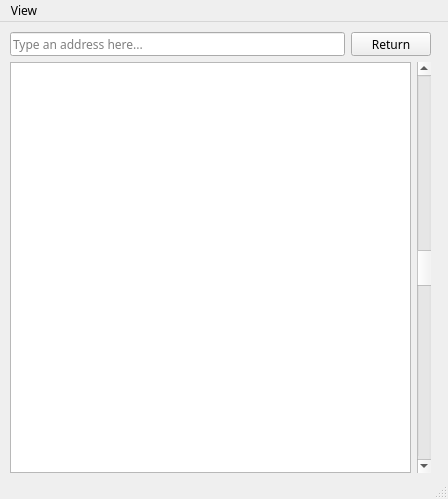
Old version of the form cmainwindow.ui in the repository kvakazabra/memObserver.
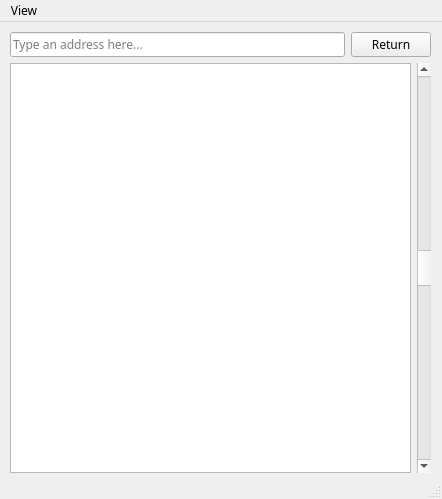
New version of the form.

Commit message: Add exit action in menu, change UI a bit

Diff of the .ui file:
```diff
--- a/cmainwindow.ui
+++ b/cmainwindow.ui
@@ -9,7 +9,7 @@
    <rect>
     <x>0</x>
     <y>0</y>
-    <width>448</width>
+    <width>442</width>
     <height>499</height>
    </rect>
   </property>
@@ -22,15 +22,35 @@
    <string>CMainWindow</string>
   </property>
   <widget class="QWidget" name="centralwidget">
-   <widget class="QWidget" name="layoutWidget">
+   <widget class="QWidget" name="">
     <property name="geometry">
      <rect>
       <x>10</x>
-      <y>40</y>
+      <y>10</y>
       <width>421</width>
-      <height>411</height>
+      <height>441</height>
      </rect>
     </property>
+    <layout class="QVBoxLayout" name="verticalLayout">
+     <item>
+      <layout class="QHBoxLayout" name="horizontalLayout_12">
+       <item>
+        <widget class="QLineEdit" name="memoryStartAddress">
+         <property name="placeholderText">
+          <string>Type an address here...</string>
+         </property>
+        </widget>
+       </item>
+       <item>
+        <widget class="QPushButton" name="memoryResetOffsetButton">
+         <property name="text">
+          <string>Return</string>
+         </property>
+        </widget>
+       </item>
+      </layout>
+     </item>
+     <item>
     <layout class="QHBoxLayout" name="horizontalLayout_6">
      <item>
       <widget class="QTextBrowser" name="memoryDataEdit">
@@ -73,30 +93,6 @@
       </widget>
      </item>
     </layout>
-   </widget>
-   <widget class="QWidget" name="layoutWidget">
-    <property name="geometry">
-     <rect>
-      <x>10</x>
-      <y>10</y>
-      <width>421</width>
-      <height>24</height>
-     </rect>
-    </property>
-    <layout class="QHBoxLayout" name="horizontalLayout_12">
-     <item>
-      <widget class="QLineEdit" name="memoryStartAddress">
-       <property name="placeholderText">
-        <string>Type an address here...</string>
-       </property>
-      </widget>
-     </item>
-     <item>
-      <widget class="QPushButton" name="memoryResetOffsetButton">
-       <property name="text">
-        <string>Return</string>
-       </property>
-      </widget>
      </item>
     </layout>
    </widget>
@@ -106,7 +102,7 @@
     <rect>
      <x>0</x>
      <y>0</y>
-     <width>448</width>
+     <width>442</width>
      <height>17</height>
     </rect>
    </property>
```
Left out of the diff: 9 changed lines with no effect on the pictures. Lines whose indentation alone changed are shown as unchanged. The commit also changes 2 other files.
